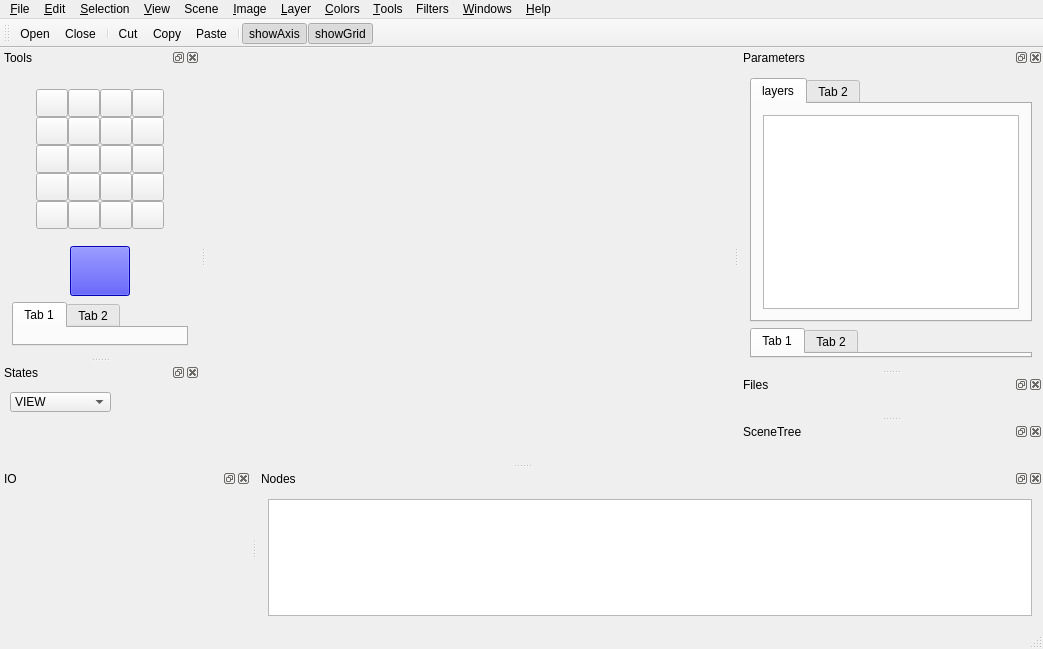
This is applications/TexturePainter/TexturePainter.ui in billhj/Etoile2015 as Qt 5 draws it before an edit. The edited form follows.
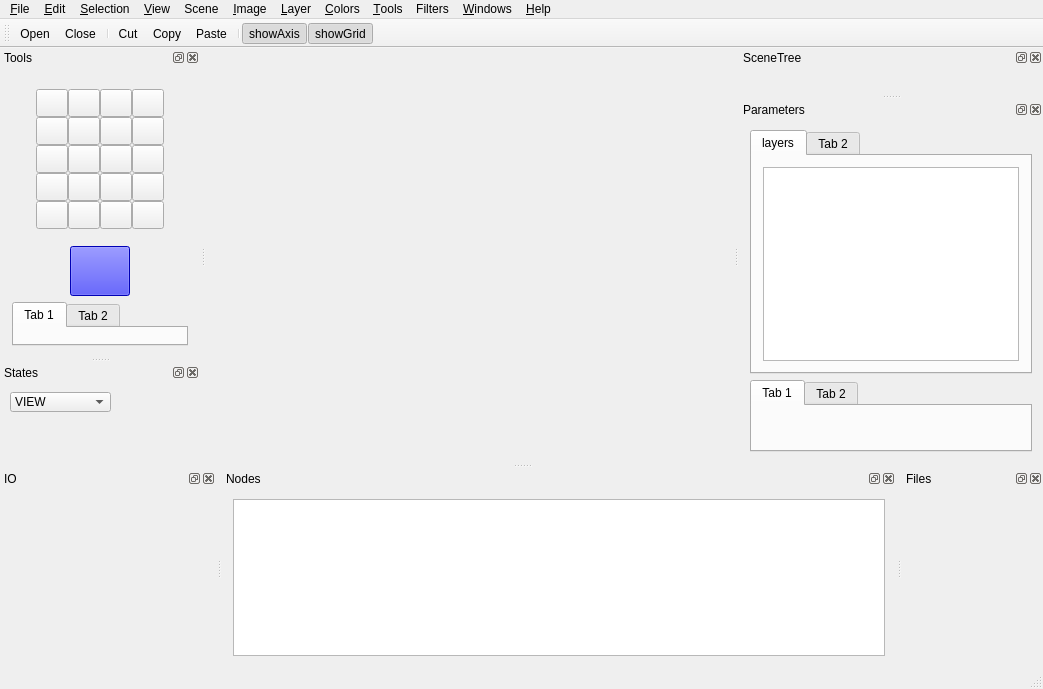
This is the edited form. Icons and pictures are not drawn. Custom widgets are drawn as their Qt base class.

Patch:
```diff
--- a/applications/TexturePainter/TexturePainter.ui
+++ b/applications/TexturePainter/TexturePainter.ui
@@ -7,7 +7,7 @@
     <x>0</x>
     <y>0</y>
     <width>1043</width>
-    <height>649</height>
+    <height>689</height>
    </rect>
   </property>
   <property name="windowTitle">
@@ -151,67 +151,6 @@
    <addaction name="actionShowGrid"/>
   </widget>
   <widget class="QStatusBar" name="statusBar"/>
-  <widget class="QDockWidget" name="parametersDockWidget">
-   <property name="minimumSize">
-    <size>
-     <width>228</width>
-     <height>209</height>
-    </size>
-   </property>
-   <property name="windowTitle">
-    <string>Parameters</string>
-   </property>
-   <attribute name="dockWidgetArea">
-    <number>2</number>
-   </attribute>
-   <widget class="QWidget" name="dockWidgetContents_3">
-    <layout class="QHBoxLayout" name="horizontalLayout_4">
-     <item>
-      <layout class="QVBoxLayout" name="verticalLayout_2">
-       <item>
-        <widget class="QTabWidget" name="tabWidget_2">
-         <property name="accessibleName">
-          <string/>
-         </property>
-         <property name="currentIndex">
-          <number>0</number>
-         </property>
-         <widget class="QWidget" name="layers">
-          <attribute name="title">
-           <string>layers</string>
-          </attribute>
-          <layout class="QHBoxLayout" name="horizontalLayout_6">
-           <item>
-            <widget class="QListView" name="listView"/>
-           </item>
-          </layout>
-         </widget>
-         <widget class="QWidget" name="tab_4">
-          <attribute name="title">
-           <string>Tab 2</string>
-          </attribute>
-         </widget>
-        </widget>
-       </item>
-       <item>
-        <widget class="QTabWidget" name="tabWidget_3">
-         <widget class="QWidget" name="tab_3">
-          <attribute name="title">
-           <string>Tab 1</string>
-          </attribute>
-         </widget>
-         <widget class="QWidget" name="tab_5">
-          <attribute name="title">
-           <string>Tab 2</string>
-          </attribute>
-         </widget>
-        </widget>
-       </item>
-      </layout>
-     </item>
-    </layout>
-   </widget>
-  </widget>
   <widget class="QDockWidget" name="toolsDockWidget">
    <property name="minimumSize">
     <size>
@@ -978,6 +917,36 @@
     </layout>
    </widget>
   </widget>
+  <widget class="QDockWidget" name="nodeWidget">
+   <property name="windowTitle">
+    <string>Nodes</string>
+   </property>
+   <attribute name="dockWidgetArea">
+    <number>8</number>
+   </attribute>
+   <widget class="QWidget" name="dockWidgetContents_7">
+    <layout class="QGridLayout" name="gridLayout_4">
+     <item row="0" column="0">
+      <widget class="QGraphicsView" name="graphicsView"/>
+     </item>
+    </layout>
+   </widget>
+  </widget>
+  <widget class="QDockWidget" name="sceneTreeWidget">
+   <property name="windowTitle">
+    <string>SceneTree</string>
+   </property>
+   <attribute name="dockWidgetArea">
+    <number>2</number>
+   </attribute>
+   <widget class="QWidget" name="dockWidgetContents_6">
+    <layout class="QHBoxLayout" name="horizontalLayout_5">
+     <item>
+      <widget class="QTSceneTreeWidget" name="sceneTreeView" native="true"/>
+     </item>
+    </layout>
+   </widget>
+  </widget>
   <widget class="QDockWidget" name="fileSystemWidget">
    <property name="features">
     <set>QDockWidget::AllDockWidgetFeatures</set>
@@ -986,42 +955,73 @@
     <string>Files</string>
    </property>
    <attribute name="dockWidgetArea">
-    <number>2</number>
+    <number>8</number>
    </attribute>
    <widget class="QWidget" name="dockWidgetContents_5">
-    <layout class="QHBoxLayout" name="horizontalLayout_5">
-     <item>
+    <layout class="QGridLayout" name="gridLayout_3">
+     <item row="0" column="0">
       <widget class="QTFileWidget" name="fileView" native="true"/>
      </item>
     </layout>
    </widget>
   </widget>
-  <widget class="QDockWidget" name="sceneTreeWidget">
+  <widget class="QDockWidget" name="parametersDockWidget">
+   <property name="minimumSize">
+    <size>
+     <width>147</width>
+     <height>209</height>
+    </size>
+   </property>
    <property name="windowTitle">
-    <string>SceneTree</string>
+    <string>Parameters</string>
    </property>
    <attribute name="dockWidgetArea">
     <number>2</number>
    </attribute>
-   <widget class="QWidget" name="dockWidgetContents_6">
+   <widget class="QWidget" name="dockWidgetContents_3">
     <layout class="QHBoxLayout" name="horizontalLayout_7">
      <item>
-      <widget class="QTSceneTreeWidget" name="sceneTreeView" native="true"/>
-     </item>
-    </layout>
-   </widget>
-  </widget>
-  <widget class="QDockWidget" name="nodeWidget">
-   <property name="windowTitle">
-    <string>Nodes</string>
-   </property>
-   <attribute name="dockWidgetArea">
-    <number>8</number>
-   </attribute>
-   <widget class="QWidget" name="dockWidgetContents_7">
-    <layout class="QVBoxLayout" name="verticalLayout">
-     <item>
-      <widget class="QGraphicsView" name="graphicsView"/>
+      <layout class="QVBoxLayout" name="verticalLayout_2">
+       <item>
+        <widget class="QTabWidget" name="tabWidget_2">
+         <property name="accessibleName">
+          <string/>
+         </property>
+         <property name="currentIndex">
+          <number>0</number>
+         </property>
+         <widget class="QWidget" name="layers">
+          <attribute name="title">
+           <string>layers</string>
+          </attribute>
+          <layout class="QHBoxLayout" name="horizontalLayout_6">
+           <item>
+            <widget class="QListView" name="listView"/>
+           </item>
+          </layout>
+         </widget>
+         <widget class="QWidget" name="tab_4">
+          <attribute name="title">
+           <string>Tab 2</string>
+          </attribute>
+         </widget>
+        </widget>
+       </item>
+       <item>
+        <widget class="QTabWidget" name="tabWidget_3">
+         <widget class="QWidget" name="tab_3">
+          <attribute name="title">
+           <string>Tab 1</string>
+          </attribute>
+         </widget>
+         <widget class="QWidget" name="tab_5">
+          <attribute name="title">
+           <string>Tab 2</string>
+          </attribute>
+         </widget>
+        </widget>
+       </item>
+      </layout>
      </item>
     </layout>
    </widget>
```
Left out of the diff: 290 changed lines with no effect on the pictures.
